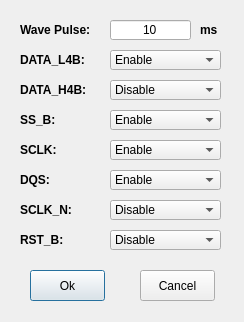
JayHeng/MCU-MemTestUtility, file gui/FlexSPI-Pin-Unittest.ui: the form before one commit.
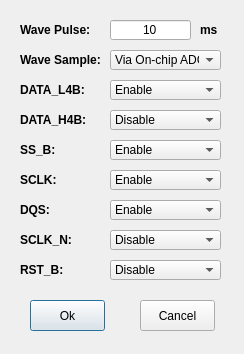
The form after the commit.

```diff
--- a/gui/FlexSPI-Pin-Unittest.ui
+++ b/gui/FlexSPI-Pin-Unittest.ui
@@ -7,7 +7,7 @@
     <x>0</x>
     <y>0</y>
     <width>244</width>
-    <height>322</height>
+    <height>354</height>
    </rect>
   </property>
   <property name="windowTitle">
@@ -36,7 +36,7 @@
    <property name="geometry">
     <rect>
      <x>20</x>
-     <y>50</y>
+     <y>80</y>
      <width>81</width>
      <height>20</height>
     </rect>
@@ -55,7 +55,7 @@
    <property name="geometry">
     <rect>
      <x>20</x>
-     <y>80</y>
+     <y>110</y>
      <width>81</width>
      <height>20</height>
     </rect>
@@ -74,7 +74,7 @@
    <property name="geometry">
     <rect>
      <x>20</x>
-     <y>110</y>
+     <y>140</y>
      <width>81</width>
      <height>20</height>
     </rect>
@@ -93,7 +93,7 @@
    <property name="geometry">
     <rect>
      <x>20</x>
-     <y>140</y>
+     <y>170</y>
      <width>81</width>
      <height>20</height>
     </rect>
@@ -112,7 +112,7 @@
    <property name="geometry">
     <rect>
      <x>20</x>
-     <y>170</y>
+     <y>200</y>
      <width>100</width>
      <height>20</height>
     </rect>
@@ -131,7 +131,7 @@
    <property name="geometry">
     <rect>
      <x>20</x>
-     <y>200</y>
+     <y>230</y>
      <width>100</width>
      <height>20</height>
     </rect>
@@ -150,7 +150,7 @@
    <property name="geometry">
     <rect>
      <x>20</x>
-     <y>230</y>
+     <y>260</y>
      <width>100</width>
      <height>20</height>
     </rect>
@@ -169,7 +169,7 @@
    <property name="geometry">
     <rect>
      <x>110</x>
-     <y>50</y>
+     <y>80</y>
      <width>111</width>
      <height>20</height>
     </rect>
@@ -189,7 +189,7 @@
    <property name="geometry">
     <rect>
      <x>110</x>
-     <y>80</y>
+     <y>110</y>
      <width>111</width>
      <height>20</height>
     </rect>
@@ -212,7 +212,7 @@
    <property name="geometry">
     <rect>
      <x>110</x>
-     <y>110</y>
+     <y>140</y>
      <width>111</width>
      <height>20</height>
     </rect>
@@ -232,7 +232,7 @@
    <property name="geometry">
     <rect>
      <x>110</x>
-     <y>140</y>
+     <y>170</y>
      <width>111</width>
      <height>20</height>
     </rect>
@@ -252,7 +252,7 @@
    <property name="geometry">
     <rect>
      <x>110</x>
-     <y>170</y>
+     <y>200</y>
      <width>111</width>
      <height>20</height>
     </rect>
@@ -272,7 +272,7 @@
    <property name="geometry">
     <rect>
      <x>110</x>
-     <y>200</y>
+     <y>230</y>
      <width>111</width>
      <height>20</height>
     </rect>
@@ -295,7 +295,7 @@
    <property name="geometry">
     <rect>
      <x>110</x>
-     <y>230</y>
+     <y>260</y>
      <width>111</width>
      <height>20</height>
     </rect>
@@ -318,7 +318,7 @@
    <property name="geometry">
     <rect>
      <x>30</x>
-     <y>270</y>
+     <y>300</y>
      <width>75</width>
      <height>31</height>
     </rect>
@@ -331,7 +331,7 @@
    <property name="geometry">
     <rect>
      <x>140</x>
-     <y>270</y>
+     <y>300</y>
      <width>75</width>
      <height>31</height>
     </rect>
@@ -375,6 +375,48 @@
     <string>ms</string>
    </property>
   </widget>
+  <widget class="QLabel" name="label_waveSample">
+   <property name="geometry">
+    <rect>
+     <x>20</x>
+     <y>50</y>
+     <width>81</width>
+     <height>20</height>
+    </rect>
+   </property>
+   <property name="font">
+    <font>
+     <weight>75</weight>
+     <bold>true</bold>
+    </font>
+   </property>
+   <property name="text">
+    <string>Wave Sample:</string>
+   </property>
+  </widget>
+  <widget class="QComboBox" name="comboBox_waveSample">
+   <property name="geometry">
+    <rect>
+     <x>110</x>
+     <y>50</y>
+     <width>111</width>
+     <height>20</height>
+    </rect>
+   </property>
+   <property name="currentIndex">
+    <number>1</number>
+   </property>
+   <item>
+    <property name="text">
+     <string>External Oscilloscope</string>
+    </property>
+   </item>
+   <item>
+    <property name="text">
+     <string>Via On-chip ADC</string>
+    </property>
+   </item>
+  </widget>
  </widget>
  <resources/>
  <connections/>
```
